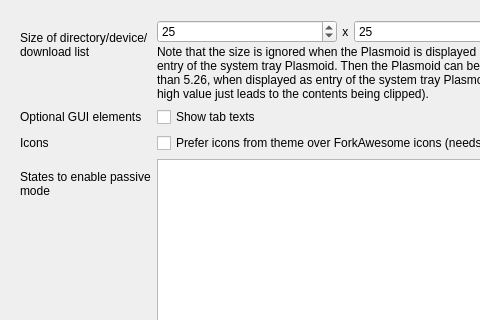
This is plasmoid/lib/appearanceoptionpage.ui in Martchus/syncthingtray as Qt 5 draws it before an edit; both pictures show x 0 to 480 and y 0 to 320 of the 737 by 411 pixel window. The edited form follows.
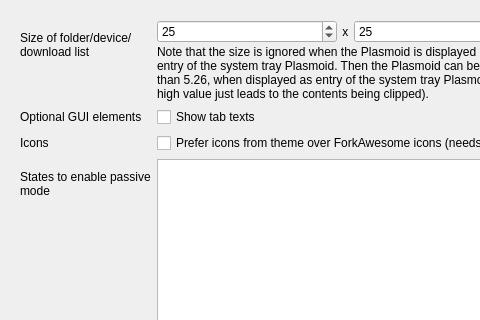
This is the edited form. Icons and pictures are not drawn.

Commit message: Change Directory to Folder in user-facing strings

```diff
--- a/plasmoid/lib/appearanceoptionpage.ui
+++ b/plasmoid/lib/appearanceoptionpage.ui
@@ -22,7 +22,7 @@
       <item row="0" column="0">
        <widget class="QLabel" name="sizeLabel">
         <property name="text">
-         <string>Size of directory/device/download list</string>
+         <string>Size of folder/device/download list</string>
         </property>
         <property name="wordWrap">
          <bool>true</bool>
```
The commit also changes 49 other files.
